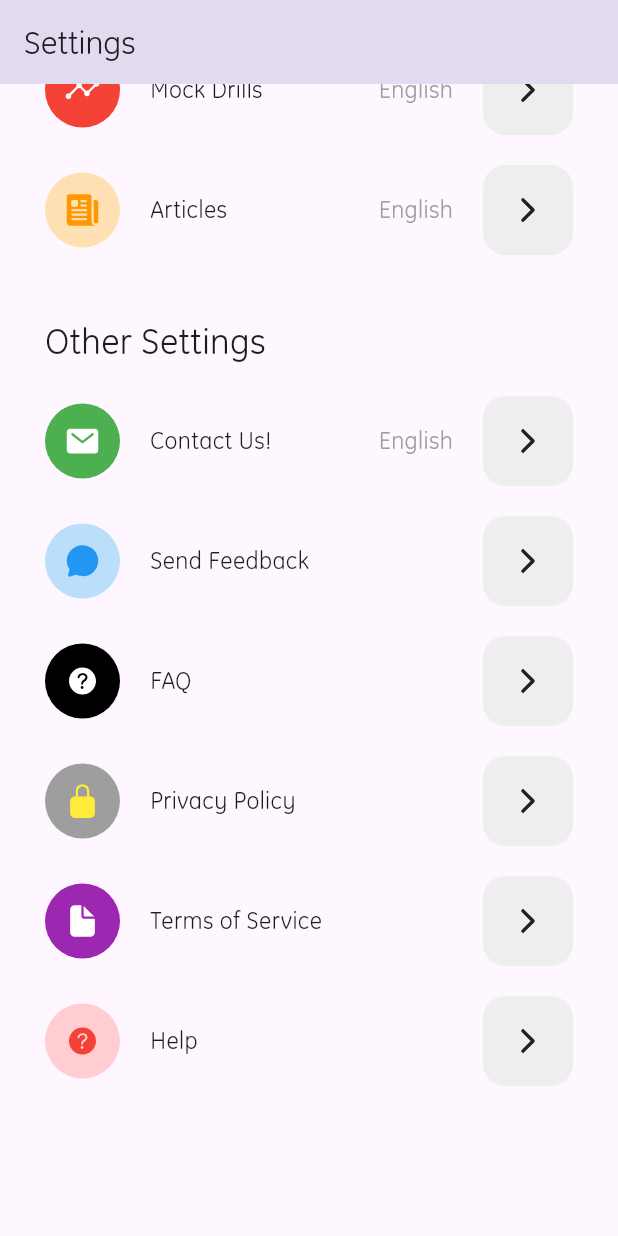
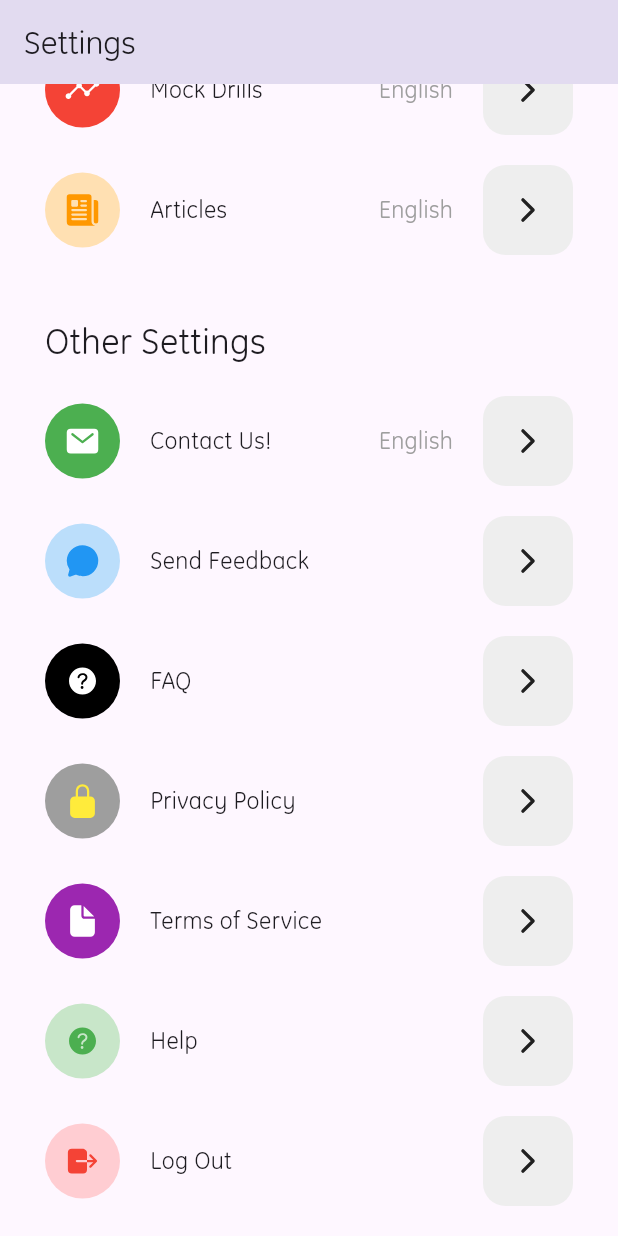
Before and after one commit to dot-config-IIITS/application-SIH-BachavSetu, a Flutter app: the SettingsPage screen opened directly, scrolled down 310 dp, on a phone screen of 412 x 824 dp. Run offline on Flutter 3.47's test engine with Material 3 defaults, Android fonts, the phone set to English and light mode, and no system bars; our stand-ins replace curved_navigation_bar, flutter_map, geolocator, image_picker, ionicons, latlong2 and 4 more; missing offline and left inert: dart:ffi; accounts and stored records are empty.

Commit message:
Added Logout In Settings

```diff
--- a/bachavsetu/lib/settings/settings_page.dart
+++ b/bachavsetu/lib/settings/settings_page.dart
@@ -223,6 +223,14 @@ class _AccountScreenState extends State<SettingsPage> {
               SettingItem(
                 title: "Help",
                 icon: Ionicons.help_circle,
+                bgColor: Colors.green.shade100,
+                iconColor: Colors.green,
+                onTap: () {},
+              ),
+              const SizedBox(height: 20),
+              SettingItem(
+                title: "Log Out",
+                icon: Ionicons.log_out,
                 bgColor: Colors.red.shade100,
                 iconColor: Colors.red,
                 onTap: () {},
```
